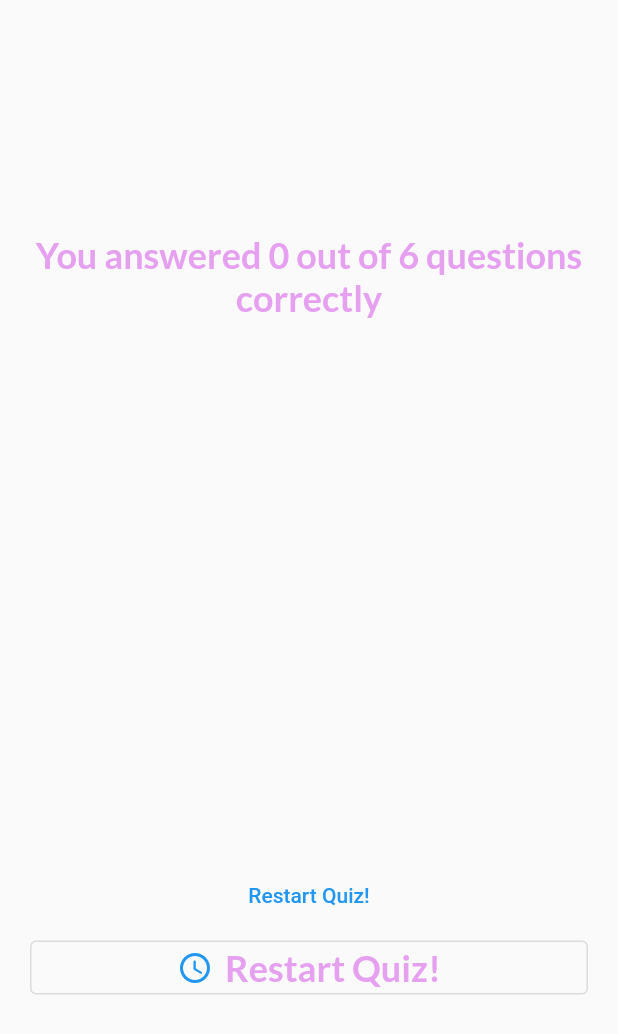
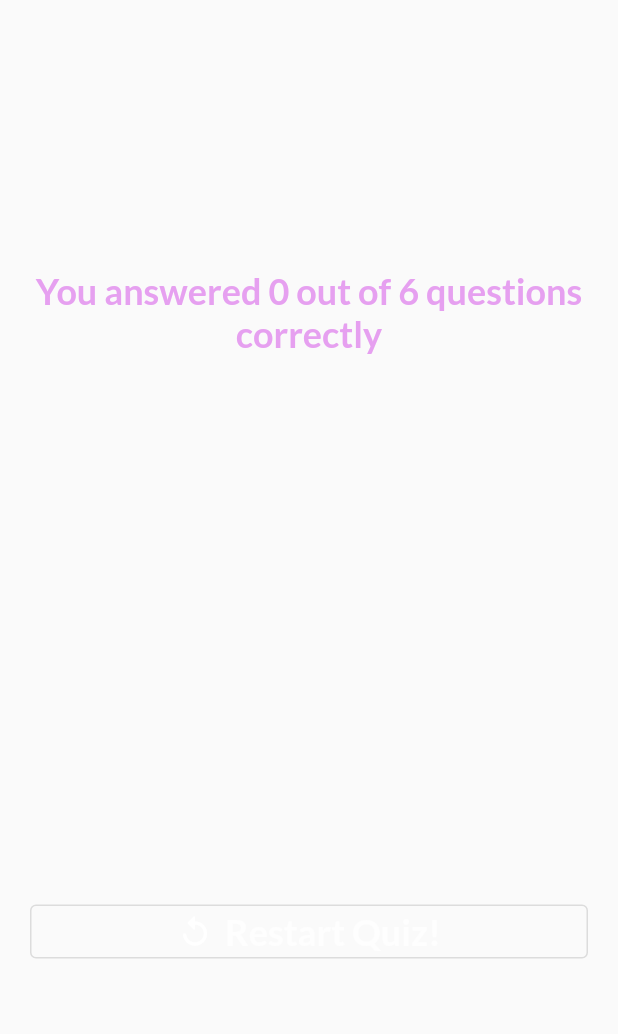
Before and after one commit to MattiaLR95/flutter_corso, a Flutter app: the ResultScreen widget shown alone on an empty page, opened directly with empty values, on a phone screen of 412 x 824 dp. Shown: the top 1034 px of the screen. Run offline on Flutter 3.47's test engine with Material 2 defaults, Android fonts, the phone set to English and light mode, and no system bars; our stand-ins replace google_fonts.

Commit message:
Bug Fixes

```diff
--- a/lib/homepage.dart
+++ b/lib/homepage.dart
@@ -33,7 +33,7 @@ class Homepage extends StatelessWidget {
             onPressed: startQuiz,
             style: OutlinedButton.styleFrom(
                 foregroundColor: const Color.fromRGBO(255, 255, 255, 1)),
-            icon: const Icon(Icons.replay),
+            icon: const Icon(Icons.time_to_leave),
             label: const Text(
               'Start Quiz',
               style: TextStyle(
--- a/lib/results_screen.dart
+++ b/lib/results_screen.dart
@@ -56,17 +56,16 @@ class ResultScreen extends StatelessWidget {
             const SizedBox(
               height: 30,
             ),
-            TextButton(
-              onPressed: () {},
-              child: const Text('Restart Quiz!'),
-            ),
             OutlinedButton.icon(
               onPressed: () {},
-              icon: const Icon(Icons.access_time_rounded),
+              icon: const Icon(
+                Icons.replay_rounded,
+                color: Color.fromARGB(255, 255, 255, 255),
+              ),
               label: Text(
                 'Restart Quiz!',
                 style: GoogleFonts.lato(
-                  color: const Color.fromARGB(183, 222, 125, 236),
+                  color: const Color.fromARGB(183, 255, 255, 255),
                   fontSize: 24,
                   fontWeight: FontWeight.bold,
                 ),
```
